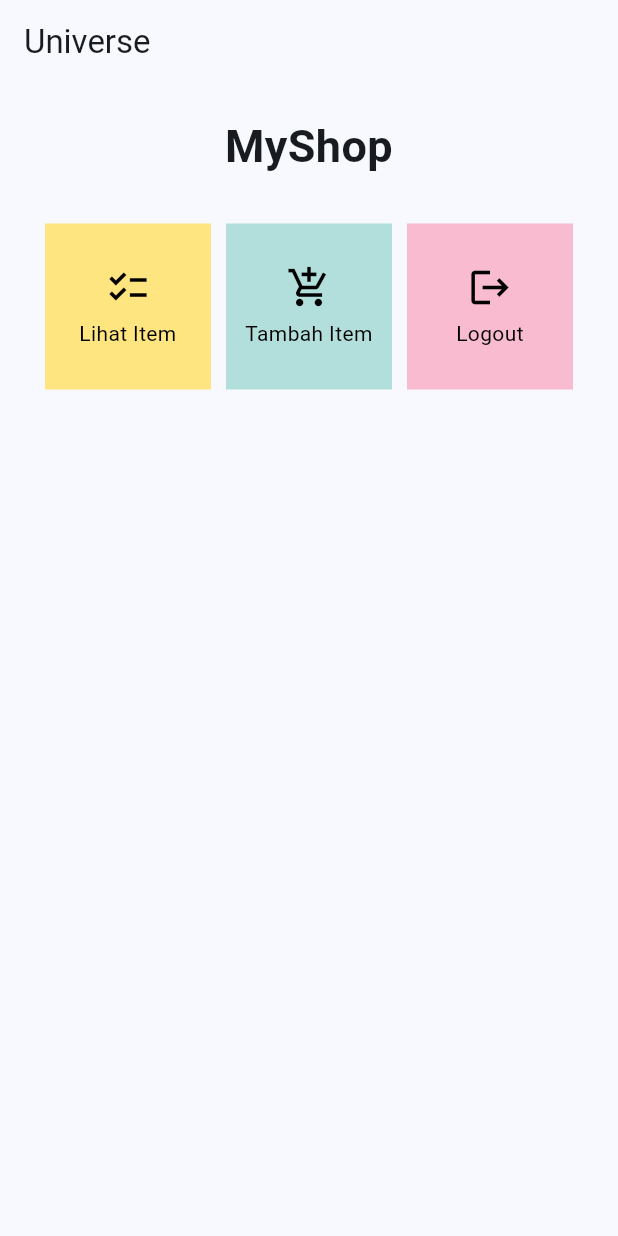
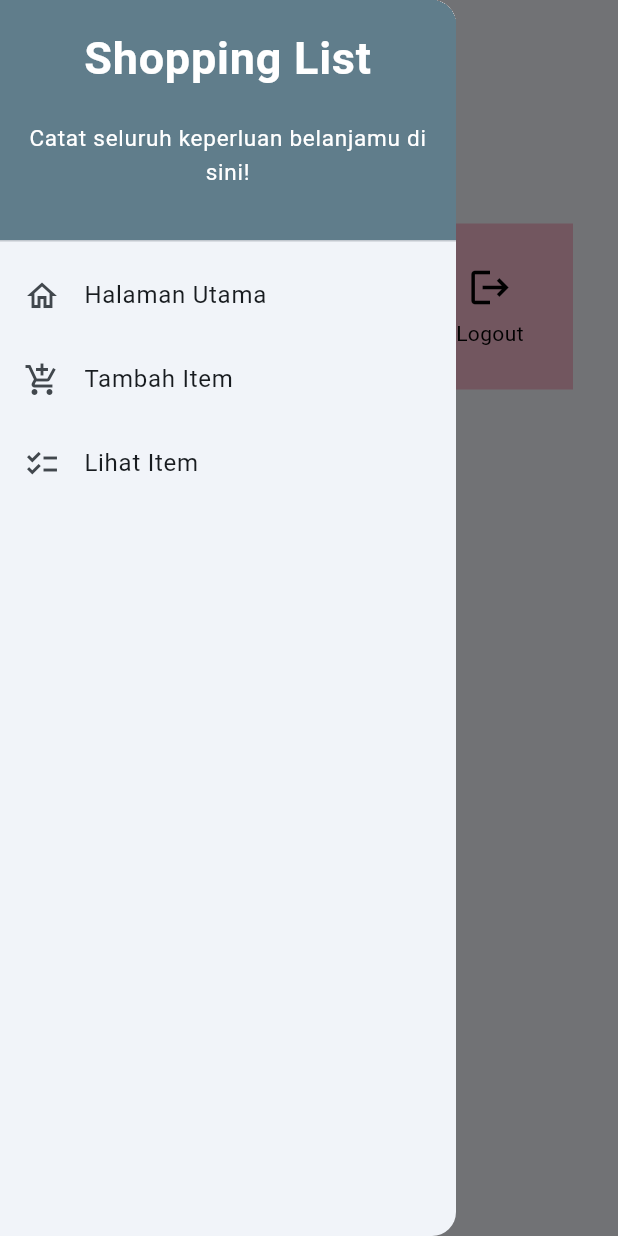
Before and after one commit to sabrinaatha/universe, a Flutter app: the screen it shows after launch, with the side drawer open (before the commit the screen has no drawer), on a phone screen of 412 x 824 dp. Run offline on Flutter 3.47's test engine with Material 2 defaults, Android fonts, the phone set to English and light mode, and no system bars.

Commit message:
Finished 'Tugas8'

```diff
--- a/lib/main.dart
+++ b/lib/main.dart
@@ -1,5 +1,6 @@
 import 'package:flutter/material.dart';
-import 'package:universe/menu.dart';
+import 'package:universe/screens/menu.dart';
+
 
 void main() {
   runApp(const MyApp());
--- a/lib/menu.dart
+++ b/lib/screens/menu.dart
@@ -1,4 +1,6 @@
 import 'package:flutter/material.dart';
+import 'package:universe/widgets/left_drawer.dart';
+import 'package:universe/widgets/shop_card.dart';
 
 class MyHomePage extends StatelessWidget {
   MyHomePage({Key? key}) : super(key: key);
@@ -63,59 +65,7 @@ class MyHomePage extends StatelessWidget {
           ),
         ),
       ),
+      drawer: const LeftDrawer(),
     );
   }
 }
-
-class ShopItem {
-  final String name;
-  final IconData icon;
-  final Color buttonColor;
-
-  ShopItem(this.name, this.icon, this.buttonColor);
-}
-
-class ShopCard extends StatelessWidget {
-  final ShopItem item;
-
-  const ShopCard(this.item, {super.key}); // Constructor
-
-  @override
-  Widget build(BuildContext context) {
-    return Material(
-      color: item.buttonColor,
-      child: InkWell(
-        // Area responsive terhadap sentuhan
-        onTap: () {
-          // Memunculkan SnackBar ketika diklik
-          ScaffoldMessenger.of(context)
-            ..hideCurrentSnackBar()
-            ..showSnackBar(SnackBar(
-                content: Text("Kamu telah menekan tombol ${item.name}!")));
-        },
-        child: Container(
-          // Container untuk menyimpan Icon dan Text
-          padding: const EdgeInsets.all(8),
-          child: Center(
-            child: Column(
-              mainAxisAlignment: MainAxisAlignment.center,
-              children: [
-                Icon(
-                  item.icon,
-                  color: Colors.black,
-                  size: 30.0,
-                ),
-                const Padding(padding: EdgeInsets.all(3)),
-                Text(
-                  item.name,
-                  textAlign: TextAlign.center,
-                  style: const TextStyle(color: Colors.black),
-                ),
-              ],
-            ),
-          ),
-        ),
-      ),
-    );
-  }
-}
--- /dev/null
+++ b/lib/widgets/left_drawer.dart
@@ -0,0 +1,82 @@
+import 'package:flutter/material.dart';
+import 'package:universe/screens/menu.dart';
+import 'package:universe/screens/shoplist_form.dart';
+import 'package:universe/product_list_page.dart';
+
+class LeftDrawer extends StatelessWidget {
+  const LeftDrawer({super.key});
+
+  @override
+  Widget build(BuildContext context) {
+    return Drawer(
+      child: ListView(
+        children: [
+          const DrawerHeader(
+            decoration: BoxDecoration(
+              color: Colors.blueGrey,
+            ),
+            child: Column(
+              children: [
+                Text(
+                  'Shopping List',
+                  textAlign: TextAlign.center,
+                  style: TextStyle(
+                    fontSize: 30,
+                    fontWeight: FontWeight.bold,
+                    color: Colors.white,
+                  ),
+                ),
+                Padding(padding: EdgeInsets.all(10)),
+                Text(
+                  "Catat seluruh keperluan belanjamu di sini!",
+                  style: TextStyle(
+                    fontSize: 15.0, // Ukuran font 15
+                    color: Colors.white, // Warna putih
+                    fontWeight: FontWeight.normal, // Weight biasa
+                  ),
+                  textAlign: TextAlign.center,
+                ),
+              ],
+            ),
+          ),
+          ListTile(
+            leading: const Icon(Icons.home_outlined),
+            title: const Text('Halaman Utama'),
+            // Bagian redirection ke MyHomePage
+            onTap: () {
+              Navigator.pushReplacement(
+                  context,
+                  MaterialPageRoute(
+                    builder: (context) => MyHomePage(),
+                  ));
+            },
+          ),
+          ListTile(
+            leading: const Icon(Icons.add_shopping_cart),
+            title: const Text('Tambah Item'),
+            // Bagian redirection ke ShopFormPage
+            onTap: () {
+              Navigator.pushReplacement(
+                  context,
+                  MaterialPageRoute(
+                    builder: (context) => ShopFormPage(),
+                  ));
+            },
+          ),
+          ListTile(
+            leading: const Icon(Icons.checklist),
+            title: const Text('Lihat Item'),
+            // Bagian redirection ke ShopFormPage
+            onTap: () {
+              Navigator.pushReplacement(
+                  context,
+                  MaterialPageRoute(
+                    builder: (context) => ProductListPage(),
+                  ));
+            },
+          ),
+        ],
+      ),
+    );
+  }
+}
--- /dev/null
+++ b/lib/widgets/shop_card.dart
@@ -0,0 +1,75 @@
+import 'package:flutter/material.dart';
+import 'package:universe/screens/shoplist_form.dart';
+import 'package:universe/product_list_page.dart';
+
+class ShopItem {
+  final String name;
+  final IconData icon;
+  final Color buttonColor;
+
+  ShopItem(this.name, this.icon, this.buttonColor);
+}
+
+class ShopCard extends StatelessWidget {
+  final ShopItem item;
+
+  const ShopCard(this.item, {super.key}); // Constructor
+
+  @override
+  Widget build(BuildContext context) {
+    return Material(
+      color: item.buttonColor,
+      child: InkWell(
+        // Area responsive terhadap sentuhan
+        onTap: () {
+          // Memunculkan SnackBar ketika diklik
+          ScaffoldMessenger.of(context)
+            ..hideCurrentSnackBar()
+            ..showSnackBar(SnackBar(
+                content: Text("Kamu telah menekan tombol ${item.name}!")));
+
+          // Navigate ke route yang sesuai (tergantung jenis tombol)
+          if (item.name == "Tambah Item") {
+            Navigator.push(
+              context,
+              MaterialPageRoute(
+                builder: (context) =>
+                    ShopFormPage(), // ShopFormPage adalah halaman yang ingin Anda navigasikan.
+              ),
+            );
+          } else if (item.name == "Lihat Item") {
+            Navigator.push(
+              context,
+              MaterialPageRoute(
+                builder: (context) =>
+                    ProductListPage(), // ShopFormPage adalah halaman yang ingin Anda navigasikan.
+              ),
+            );
+          }
+        },
+        child: Container(
+          // Container untuk menyimpan Icon dan Text
+          padding: const EdgeInsets.all(8),
+          child: Center(
+            child: Column(
+              mainAxisAlignment: MainAxisAlignment.center,
+              children: [
+                Icon(
+                  item.icon,
+                  color: Colors.black,
+                  size: 30.0,
+                ),
+                const Padding(padding: EdgeInsets.all(3)),
+                Text(
+                  item.name,
+                  textAlign: TextAlign.center,
+                  style: const TextStyle(color: Colors.black),
+                ),
+              ],
+            ),
+          ),
+        ),
+      ),
+    );
+  }
+}
```
Also changed, not shown: lib/product_list_page.dart (added, +33 -0 lines), lib/product_model.dart (added, +11 -0 lines), lib/screens/shoplist_form.dart (added, +170 -0 lines), 1 other file.
